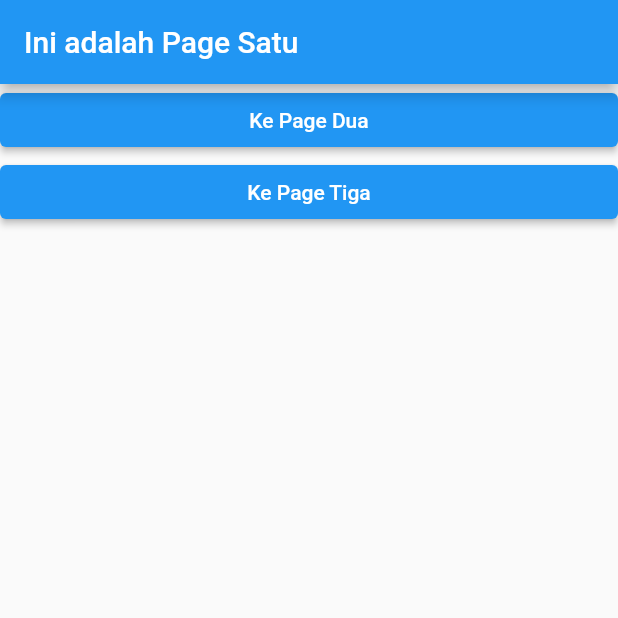
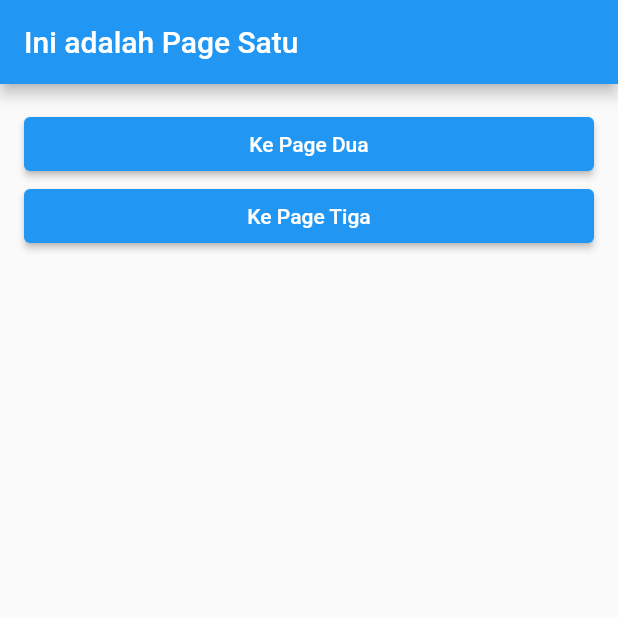
Before and after one commit to yayalaressa/flutter_routing_navigator, a Flutter app: the screen it shows after launch, on a phone screen of 412 x 824 dp, the top half of it. Run offline on Flutter 3.47's test engine with Material 2 defaults, Android fonts, the phone set to English and light mode, and no system bars.

Commit message:
upload first

```diff
--- a/lib/page/page_satu.dart
+++ b/lib/page/page_satu.dart
@@ -16,6 +16,7 @@ class PageSatu extends StatelessWidget {
         ),
         body: Center(
           child: ListView(
+            padding: EdgeInsets.all(16),
             children: <Widget>[
               ElevatedButton(
                   child: Text('Ke Page Dua'),
```
